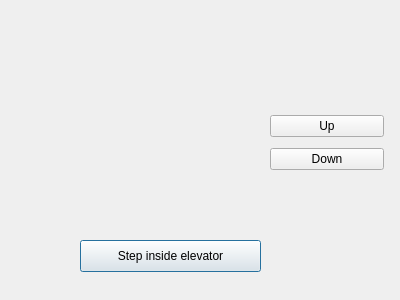
The window that ui/outsidedialog.ui (DxTa/-SP-Elevator-Controller-System) describes before a commit, drawn with Qt 5.
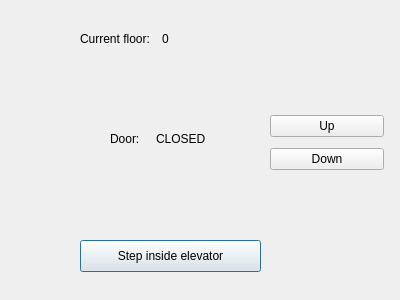
The same window after the commit.

Commit message: Inside elevator ui design

```diff
--- a/ui/outsidedialog.ui
+++ b/ui/outsidedialog.ui
@@ -52,6 +52,66 @@
     </item>
    </layout>
   </widget>
+  <widget class="QWidget" name="">
+   <property name="geometry">
+    <rect>
+     <x>80</x>
+     <y>30</y>
+     <width>158</width>
+     <height>18</height>
+    </rect>
+   </property>
+   <layout class="QHBoxLayout" name="horizontalLayout">
+    <item>
+     <widget class="QLabel" name="label">
+      <property name="text">
+       <string>Current floor:</string>
+      </property>
+     </widget>
+    </item>
+    <item>
+     <widget class="QLabel" name="floorLabel">
+      <property name="text">
+       <string>0</string>
+      </property>
+     </widget>
+    </item>
+   </layout>
+  </widget>
+  <widget class="QWidget" name="">
+   <property name="geometry">
+    <rect>
+     <x>110</x>
+     <y>130</y>
+     <width>96</width>
+     <height>18</height>
+    </rect>
+   </property>
+   <layout class="QHBoxLayout" name="horizontalLayout_2">
+    <item>
+     <widget class="QLabel" name="label_3">
+      <property name="text">
+       <string>Door:</string>
+      </property>
+     </widget>
+    </item>
+    <item>
+     <widget class="QLabel" name="label_2">
+      <property name="text">
+       <string>CLOSED</string>
+      </property>
+     </widget>
+    </item>
+   </layout>
+  </widget>
+  <zorder>stepInsideButton</zorder>
+  <zorder>layoutWidget</zorder>
+  <zorder>label</zorder>
+  <zorder>floorLabel</zorder>
+  <zorder>label</zorder>
+  <zorder>label</zorder>
+  <zorder>label_2</zorder>
+  <zorder>label_3</zorder>
  </widget>
  <resources/>
  <connections/>
```
The commit also changes 4 other files.
